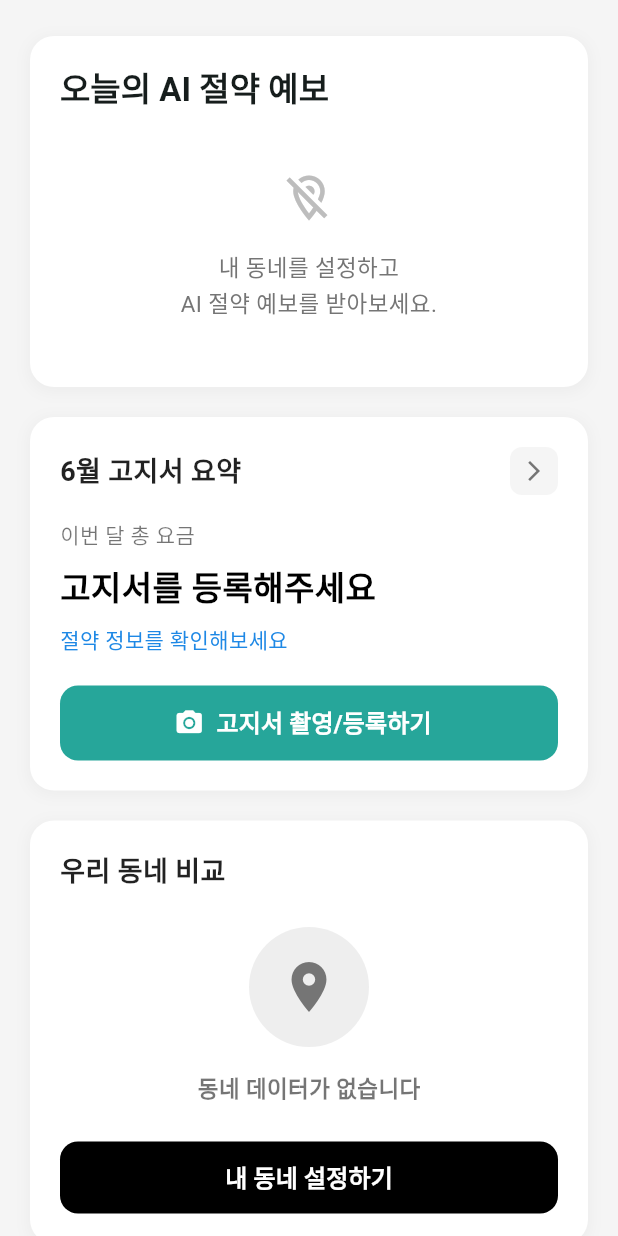
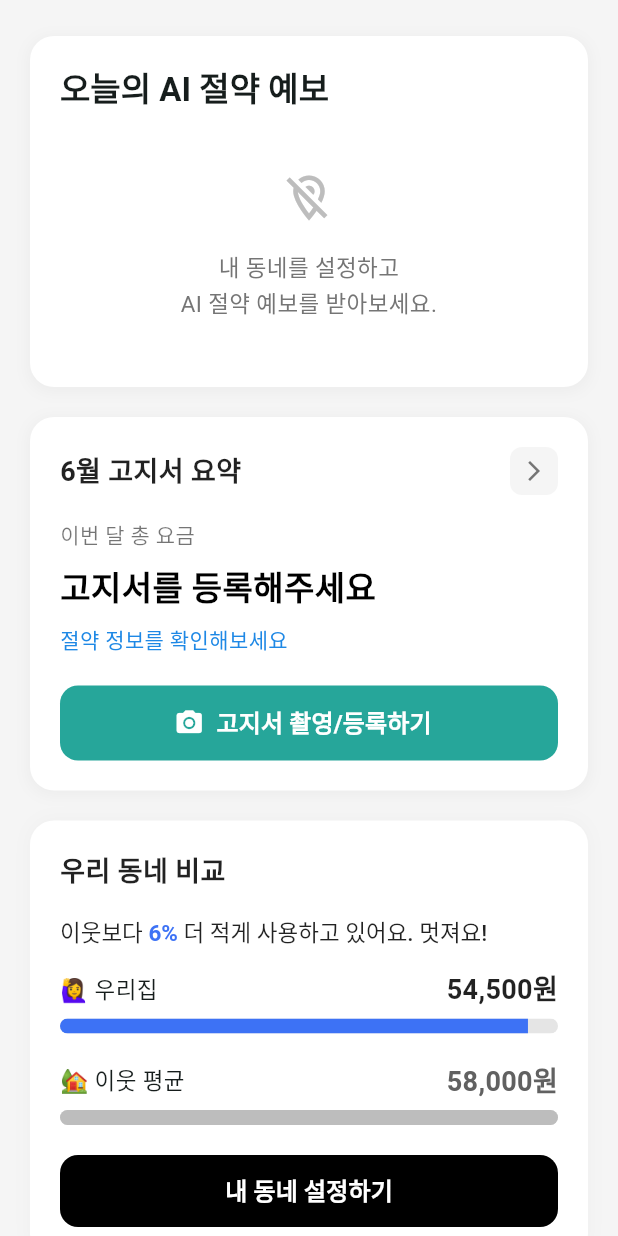
Before and after one commit to IIPA-K-PasS/FE, a Flutter app: the HomeScreen screen opened directly, on a phone screen of 412 x 824 dp. Run offline on Flutter 3.47's test engine with Material 3 defaults, Android fonts, the phone set to English and light mode, and no system bars; our stand-ins replace dio, flutter_dotenv, flutter_image_compress, flutter_secure_storage, geolocator, image_picker and 2 more; missing offline and left inert: kakao_flutter_sdk_common, kakao_flutter_sdk_user; accounts and stored records are empty.

Commit message:
feat: redesign '우리 동네 비교' card (image-style, hardcoded)

```diff
--- a/lib/features/home/presentation/widgets/neighborhood_comparison_card.dart
+++ b/lib/features/home/presentation/widgets/neighborhood_comparison_card.dart
@@ -1,83 +1,102 @@
 import 'package:flutter/material.dart';
 
 class NeighborhoodComparisonCard extends StatelessWidget {
-  // 1. 부모 위젯(HomeScreen)으로부터 버튼 클릭 시 실행할 함수를 전달받기 위한 변수
   final VoidCallback onPressed;
+  const NeighborhoodComparisonCard({super.key, required this.onPressed});
 
-  const NeighborhoodComparisonCard({
-    super.key,
-    required this.onPressed, // 2. 생성자에 onPressed를 필수로 받도록 추가
-  });
+  // 하드코딩 데이터 (이미지 참고값)
+  final int myAmount = 54500;
+  final int neighborAvg = 58000;
+  final int percent = 6;
 
   @override
   Widget build(BuildContext context) {
+    final myColor = const Color(0xFF3D72F5); // 파란색
+    final neighborColor = Colors.grey[400]!;
+    final percentStr = '$percent%';
     return Container(
       width: double.infinity,
       padding: const EdgeInsets.all(20),
       decoration: BoxDecoration(
         color: Colors.white,
         borderRadius: BorderRadius.circular(16),
-        boxShadow: [
-          BoxShadow(
-            color: Colors.grey.withOpacity(0.1),
-            spreadRadius: 1,
-            blurRadius: 8,
-            offset: const Offset(0, 2),
-          ),
-        ],
+        boxShadow: [BoxShadow(color: Colors.grey.withOpacity(0.08), blurRadius: 10)],
       ),
       child: Column(
         crossAxisAlignment: CrossAxisAlignment.start,
         children: [
-          // 제목
           const Text(
             '우리 동네 비교',
-            style: TextStyle(
-              fontSize: 18,
-              fontWeight: FontWeight.bold,
-              color: Colors.black87,
+            style: TextStyle(fontSize: 18, fontWeight: FontWeight.bold, color: Colors.black87),
+          ),
+          const SizedBox(height: 16),
+          // 상단 멘트
+          RichText(
+            text: TextSpan(
+              children: [
+                const TextSpan(
+                  text: '이웃보다 ',
+                  style: TextStyle(color: Colors.black87, fontSize: 15, fontWeight: FontWeight.w500),
+                ),
+                TextSpan(
+                  text: percentStr,
+                  style: TextStyle(color: myColor, fontWeight: FontWeight.w700, fontSize: 15),
+                ),
+                const TextSpan(
+                  text: ' 더 적게 사용하고 있어요. 멋져요!',
+                  style: TextStyle(color: Colors.black87, fontSize: 15, fontWeight: FontWeight.w500),
+                ),
+              ],
+            ),
+          ),
+          const SizedBox(height: 14),
+
+          // 우리집
+          Row(
+            children: [
+              const Text('🙋\u200D♀️ 우리집', style: TextStyle(fontSize: 15, fontWeight: FontWeight.w500)),
+              const Spacer(),
+              Text('${myAmount.toString().replaceAllMapped(RegExp(r"\B(?=(\d{3})+(?!\d))"), (m)=>',')}원',
+                  style: const TextStyle(fontSize: 18, fontWeight: FontWeight.bold, color: Colors.black87)),
+            ],
+          ),
+          const SizedBox(height: 6),
+          ClipRRect(
+            borderRadius: BorderRadius.circular(8),
+            child: LinearProgressIndicator(
+              minHeight: 10,
+              value: myAmount / neighborAvg.clamp(1, double.infinity), // 그냥 예시용
+              backgroundColor: neighborColor.withOpacity(0.4),
+              valueColor: AlwaysStoppedAnimation<Color>(myColor),
             ),
           ),
 
-          const SizedBox(height: 24),
+          const SizedBox(height: 18),
 
-          // 중앙 아이콘
-          Center(
-            child: Container(
-              width: 80,
-              height: 80,
-              decoration: BoxDecoration(
-                color: Colors.grey[200],
-                borderRadius: BorderRadius.circular(40),
-              ),
-              child: Icon(
-                Icons.location_on,
-                size: 40,
-                color: Colors.grey[600],
-              ),
+          // 이웃 평균
+          Row(
+            children: [
+              const Text('🏡 이웃 평균', style: TextStyle(fontSize: 15, fontWeight: FontWeight.w500)),
+              const Spacer(),
+              Text('${neighborAvg.toString().replaceAllMapped(RegExp(r"\B(?=(\d{3})+(?!\d))"), (m)=>',')}원',
+                  style: TextStyle(fontSize: 18, fontWeight: FontWeight.bold, color: Colors.grey[700])),
+            ],
+          ),
+          const SizedBox(height: 6),
+          ClipRRect(
+            borderRadius: BorderRadius.circular(8),
+            child: LinearProgressIndicator(
+              minHeight: 10,
+              value: 1.0,
+              backgroundColor: neighborColor.withOpacity(0.4),
+              valueColor: AlwaysStoppedAnimation<Color>(neighborColor),
             ),
           ),
-
-          const SizedBox(height: 16),
-
-          // 플레이스홀더 텍스트
-          const Center(
-            child: Text(
-              '동네 데이터가 없습니다',
-              style: TextStyle(
-                fontSize: 15,
-                fontWeight: FontWeight.bold,
-                color: Colors.black54,
-              ),
-            ),
-          ),
-
-          const SizedBox(height: 24,),
+          const SizedBox(height: 20),
 
           SizedBox(
             width: double.infinity,
             child: ElevatedButton(
-              // 3. Navigator.push 대신, 부모로부터 전달받은 onPressed 함수를 실행
               onPressed: onPressed,
               style: ElevatedButton.styleFrom(
                 backgroundColor: Colors.black,
@@ -90,10 +109,7 @@ class NeighborhoodComparisonCard extends StatelessWidget {
               ),
               child: const Text(
                 "내 동네 설정하기",
-                style: TextStyle(
-                  fontSize: 16,
-                  fontWeight: FontWeight.w800,
-                ),
+                style: TextStyle(fontSize: 16, fontWeight: FontWeight.w800),
               ),
             ),
           ),
```
